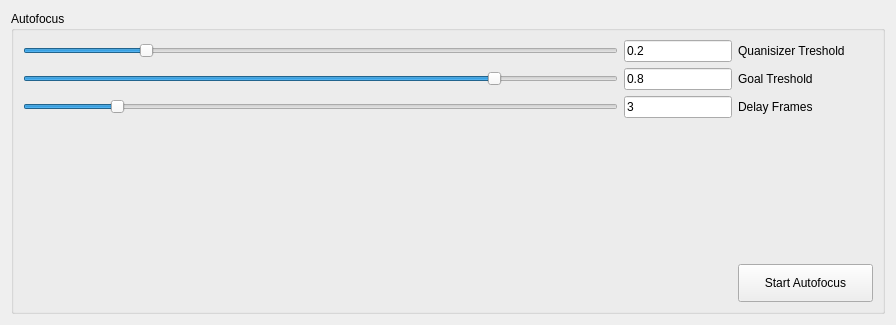
This is janus/widgets/ui/autofocus.ui in jurbschat/janus as Qt 5 draws it before an edit. The edited form follows.
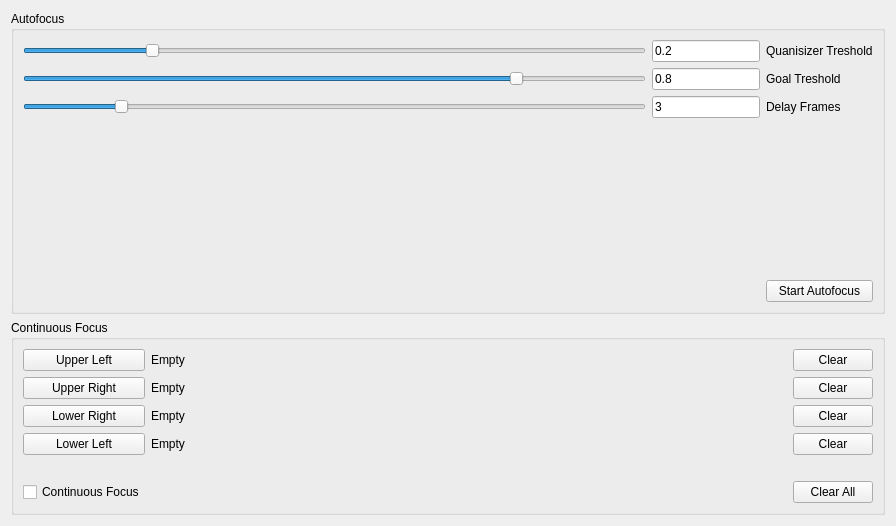
This is the edited form.

```diff
--- a/janus/widgets/ui/autofocus.ui
+++ b/janus/widgets/ui/autofocus.ui
@@ -7,7 +7,7 @@
     <x>0</x>
     <y>0</y>
     <width>896</width>
-    <height>325</height>
+    <height>526</height>
    </rect>
   </property>
   <property name="windowTitle">
@@ -71,10 +71,16 @@
          <layout class="QGridLayout" name="gridLayout_2">
           <item row="0" column="0">
            <widget class="QPushButton" name="startFocus">
+            <property name="sizePolicy">
+             <sizepolicy hsizetype="Minimum" vsizetype="Fixed">
+              <horstretch>0</horstretch>
+              <verstretch>0</verstretch>
+             </sizepolicy>
+            </property>
             <property name="minimumSize">
              <size>
-              <width>135</width>
-              <height>38</height>
+              <width>0</width>
+              <height>0</height>
              </size>
             </property>
             <property name="text">
@@ -148,7 +154,7 @@
         <item row="5" column="1">
          <widget class="QLabel" name="quantisizerLabel">
           <property name="sizePolicy">
-           <sizepolicy hsizetype="Minimum" vsizetype="Minimum">
+           <sizepolicy hsizetype="Minimum" vsizetype="Preferred">
             <horstretch>0</horstretch>
             <verstretch>0</verstretch>
            </sizepolicy>
@@ -218,7 +224,7 @@
         <item row="6" column="1">
          <widget class="QLabel" name="goalLabel">
           <property name="sizePolicy">
-           <sizepolicy hsizetype="Minimum" vsizetype="Minimum">
+           <sizepolicy hsizetype="Minimum" vsizetype="Preferred">
             <horstretch>0</horstretch>
             <verstretch>0</verstretch>
            </sizepolicy>
@@ -234,7 +240,7 @@
         <item row="8" column="1">
          <widget class="QLabel" name="delayLabel">
           <property name="sizePolicy">
-           <sizepolicy hsizetype="Minimum" vsizetype="Minimum">
+           <sizepolicy hsizetype="Minimum" vsizetype="Preferred">
             <horstretch>0</horstretch>
             <verstretch>0</verstretch>
            </sizepolicy>
@@ -252,6 +258,174 @@
      </layout>
     </widget>
    </item>
+   <item>
+    <widget class="QGroupBox" name="continuous_focus_group">
+     <property name="title">
+      <string>Continuous Focus</string>
+     </property>
+     <layout class="QGridLayout" name="gridLayout_4">
+      <item row="4" column="1">
+       <widget class="QLabel" name="label_ll">
+        <property name="sizePolicy">
+         <sizepolicy hsizetype="Expanding" vsizetype="Preferred">
+          <horstretch>0</horstretch>
+          <verstretch>0</verstretch>
+         </sizepolicy>
+        </property>
+        <property name="text">
+         <string>Empty</string>
+        </property>
+       </widget>
+      </item>
+      <item row="6" column="2">
+       <widget class="QPushButton" name="clear_all">
+        <property name="text">
+         <string>Clear All</string>
+        </property>
+       </widget>
+      </item>
+      <item row="1" column="2">
+       <widget class="QPushButton" name="clear_ur">
+        <property name="text">
+         <string>Clear</string>
+        </property>
+       </widget>
+      </item>
+      <item row="3" column="1">
+       <widget class="QLabel" name="label_lr">
+        <property name="sizePolicy">
+         <sizepolicy hsizetype="Expanding" vsizetype="Preferred">
+          <horstretch>0</horstretch>
+          <verstretch>0</verstretch>
+         </sizepolicy>
+        </property>
+        <property name="text">
+         <string>Empty</string>
+        </property>
+       </widget>
+      </item>
+      <item row="0" column="0">
+       <widget class="QPushButton" name="button_ul">
+        <property name="sizePolicy">
+         <sizepolicy hsizetype="Minimum" vsizetype="Preferred">
+          <horstretch>0</horstretch>
+          <verstretch>0</verstretch>
+         </sizepolicy>
+        </property>
+        <property name="text">
+         <string>Upper Left</string>
+        </property>
+       </widget>
+      </item>
+      <item row="0" column="2">
+       <widget class="QPushButton" name="clear_ul">
+        <property name="text">
+         <string>Clear</string>
+        </property>
+       </widget>
+      </item>
+      <item row="4" column="2">
+       <widget class="QPushButton" name="clear_ll">
+        <property name="text">
+         <string>Clear</string>
+        </property>
+       </widget>
+      </item>
+      <item row="0" column="1">
+       <widget class="QLabel" name="label_ul">
+        <property name="sizePolicy">
+         <sizepolicy hsizetype="Expanding" vsizetype="Preferred">
+          <horstretch>0</horstretch>
+          <verstretch>0</verstretch>
+         </sizepolicy>
+        </property>
+        <property name="text">
+         <string>Empty</string>
+        </property>
+       </widget>
+      </item>
+      <item row="6" column="0">
+       <widget class="QCheckBox" name="checkbox_enable_continuous_focus">
+        <property name="sizePolicy">
+         <sizepolicy hsizetype="Minimum" vsizetype="Preferred">
+          <horstretch>0</horstretch>
+          <verstretch>0</verstretch>
+         </sizepolicy>
+        </property>
+        <property name="text">
+         <string>Continuous Focus</string>
+        </property>
+       </widget>
+      </item>
+      <item row="3" column="2">
+       <widget class="QPushButton" name="clear_lr">
+        <property name="text">
+         <string>Clear</string>
+        </property>
+       </widget>
+      </item>
+      <item row="4" column="0">
+       <widget class="QPushButton" name="button_ll">
+        <property name="sizePolicy">
+         <sizepolicy hsizetype="Minimum" vsizetype="Preferred">
+          <horstretch>0</horstretch>
+          <verstretch>0</verstretch>
+         </sizepolicy>
+        </property>
+        <property name="text">
+         <string>Lower Left</string>
+        </property>
+       </widget>
+      </item>
+      <item row="3" column="0">
+       <widget class="QPushButton" name="button_lr">
+        <property name="sizePolicy">
+         <sizepolicy hsizetype="Minimum" vsizetype="Preferred">
+          <horstretch>0</horstretch>
+          <verstretch>0</verstretch>
+         </sizepolicy>
+        </property>
+        <property name="text">
+         <string>Lower Right</string>
+        </property>
+       </widget>
+      </item>
+      <item row="1" column="1">
+       <widget class="QLabel" name="label_ur">
+        <property name="sizePolicy">
+         <sizepolicy hsizetype="Expanding" vsizetype="Preferred">
+          <horstretch>0</horstretch>
+          <verstretch>0</verstretch>
+         </sizepolicy>
+        </property>
+        <property name="text">
+         <string>Empty</string>
+        </property>
+       </widget>
+      </item>
+      <item row="1" column="0">
+       <widget class="QPushButton" name="button_ur">
+        <property name="sizePolicy">
+         <sizepolicy hsizetype="Minimum" vsizetype="Preferred">
+          <horstretch>0</horstretch>
+          <verstretch>0</verstretch>
+         </sizepolicy>
+        </property>
+        <property name="text">
+         <string>Upper Right</string>
+        </property>
+       </widget>
+      </item>
+      <item row="5" column="0" colspan="3">
+       <widget class="QLabel" name="label_error">
+        <property name="text">
+         <string/>
+        </property>
+       </widget>
+      </item>
+     </layout>
+    </widget>
+   </item>
   </layout>
  </widget>
  <resources/>
```
Left out of the diff: 2 changed lines with no effect on the pictures.
